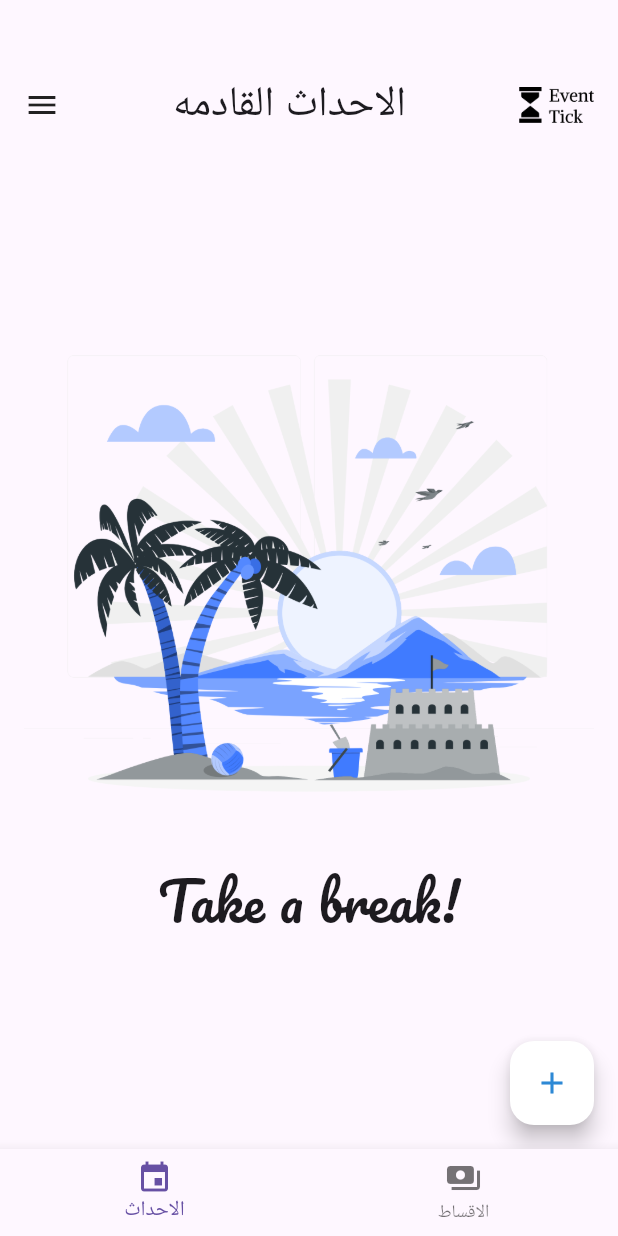
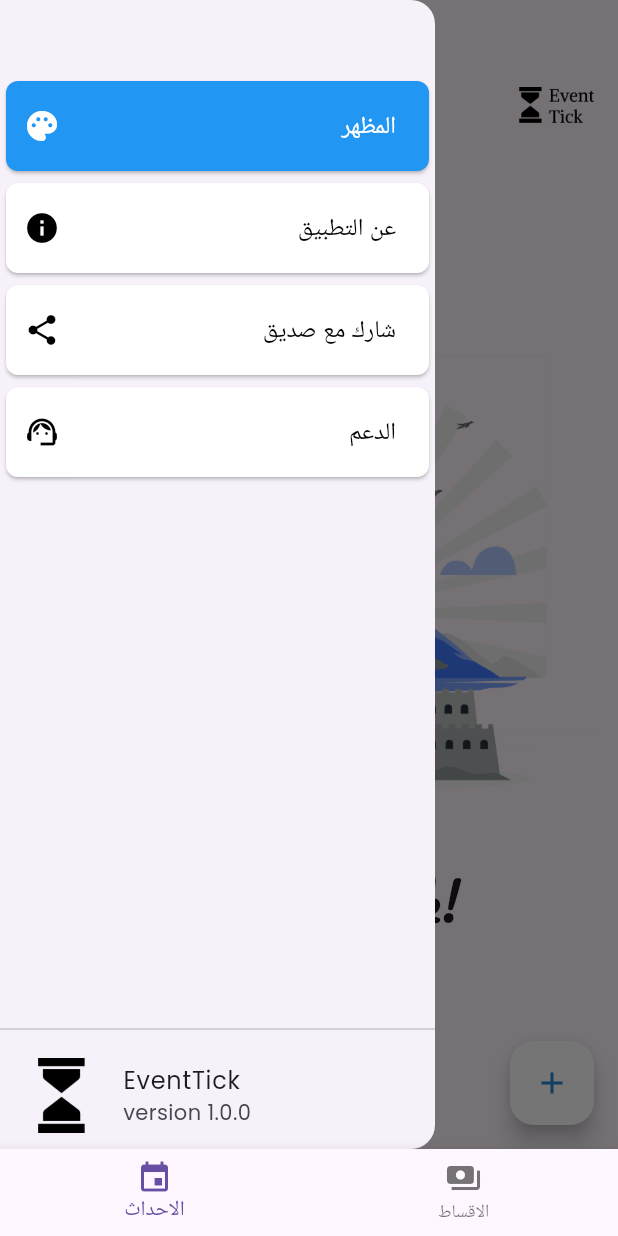
Before and after one commit to ALiyASSER0/EventCount, a Flutter app: the HomeView screen opened by its route, with the side drawer open (before the commit the screen has no drawer), on a phone screen of 412 x 824 dp. Run offline on Flutter 3.47's test engine with Material 3 defaults, Android fonts, the phone set to English and light mode, and no system bars; our stand-ins replace animated_text_kit, awesome_notifications, flutter_bloc, hive, hive_flutter, shared_preferences and 2 more; accounts and stored records are empty.

Commit message:
Drawer Navigation

```diff
--- a/lib/helpers/enums.dart
+++ b/lib/helpers/enums.dart
@@ -6,6 +6,7 @@ enum SharedKeys {
   phone,
   name,
   login,
+  colorOfTheme
 
 }
 
--- a/lib/routing/app_router.dart
+++ b/lib/routing/app_router.dart
@@ -1,11 +1,13 @@
 
 import 'package:event_count_downar/onboarding/onboarding_page.dart';
 import 'package:event_count_downar/routing/routes.dart';
+import 'package:event_count_downar/views/about_app.dart';
 import 'package:event_count_downar/views/add_note.dart';
 import 'package:event_count_downar/views/home_view.dart';
 import 'package:event_count_downar/views/installments_view.dart';
 import 'package:event_count_downar/views/notes_view.dart';
 import 'package:event_count_downar/views/splash_page.dart';
+import 'package:event_count_downar/views/theme_my_app.dart';
 import 'package:flutter/material.dart';
 
 Route<dynamic>? onGenerateRoute(RouteSettings routeSettings) {
@@ -18,16 +20,28 @@ Route<dynamic>? onGenerateRoute(RouteSettings routeSettings) {
           builder: (_) => const OnboardingPage(), settings: routeSettings);
     case Routes.homeView:
       return MaterialPageRoute(
-          builder: (_) =>  HomeView(), settings: routeSettings);
-    case Routes.noteView:
+          builder: (_) =>  const HomeView(), settings: routeSettings);
+    case Routes.noteViewWithCard1:
       return MaterialPageRoute(
-          builder: (_) => const NotesView(), settings: routeSettings);
+          builder: (_) =>  NotesView(color: "card1",), settings: routeSettings);
+    case Routes.noteViewWithCard2:
+      return MaterialPageRoute(
+          builder: (_) =>  NotesView(color: "card2",), settings: routeSettings);
+    case Routes.noteViewWithCard3:
+      return MaterialPageRoute(
+          builder: (_) =>  NotesView(color: "card3",), settings: routeSettings);
+    case Routes.myTheme:
+      return MaterialPageRoute(
+          builder: (_) =>  const ThemeMyApp(), settings: routeSettings);
     case Routes.installments:
       return MaterialPageRoute(
           builder: (_) => const InstallmentsView(), settings: routeSettings);
     case Routes.addEvent:
       return MaterialPageRoute(
           builder: (_) => const AddNote(), settings: routeSettings);
+    case Routes.aboutApp:
+      return MaterialPageRoute(
+          builder: (_) =>  AboutPage(), settings: routeSettings);
     default:
       return null;
   }
--- a/lib/routing/routes.dart
+++ b/lib/routing/routes.dart
@@ -2,7 +2,11 @@ class Routes {
   static const String splash = 'splash';
   static const String onboarding = 'onboarding';
   static const String homeView="HomeView";
-  static const String noteView="NoteView";
+  static const String noteViewWithCard1="NoteViewWithCard1";
+  static const String noteViewWithCard2="NoteViewWithCard2";
+  static const String noteViewWithCard3="NoteViewWithCard3";
+  static const String myTheme="MyTheme";
   static const String installments="Installments";
   static const String addEvent="EventDetails";
+  static const String aboutApp="AboutApp";
 }
--- a/lib/views/home_view.dart
+++ b/lib/views/home_view.dart
@@ -1,4 +1,5 @@
 import 'package:event_count_downar/views/installments_view.dart';
+import 'package:event_count_downar/views/my_drawer_list.dart';
 import 'package:event_count_downar/views/notes_view.dart';
 import 'package:flutter/material.dart';
 
@@ -11,7 +12,7 @@ class HomeView extends StatefulWidget {
 
 class _HomeViewState extends State<HomeView>
 {
-  List<Widget> screen = const [NotesView(), InstallmentsView()];
+  List<Widget> screen =  [NotesView(color: "card1",), const InstallmentsView()];
 
   int currentIndex = 0;
 
@@ -31,6 +32,7 @@ class _HomeViewState extends State<HomeView>
           BottomNavigationBarItem(icon: Icon(Icons.payments), label: "الاقساط"),
         ],
       ),
+
     );
   }
 }
--- /dev/null
+++ b/lib/views/my_drawer_list.dart
@@ -0,0 +1,95 @@
+import 'package:event_count_downar/routing/routes.dart';
+import 'package:flutter/material.dart';
+
+class MyDrawerList extends StatefulWidget {
+  const MyDrawerList({super.key});
+
+  @override
+  State<MyDrawerList> createState() => _MyDrawerListState();
+}
+
+class _MyDrawerListState extends State<MyDrawerList> {
+  var currentPage = DrawerSection.theme;
+
+  @override
+  Widget build(BuildContext context) {
+    return Container(
+      child: Column(
+        children: [
+          const SizedBox(
+            height: 50,
+          ),
+          menuItem(1, "المظهر", Icons.palette,
+              currentPage == DrawerSection.theme ? true : false),
+          menuItem(2, "عن التطبيق", Icons.info,
+              currentPage == DrawerSection.info ? true : false),
+          menuItem(3, "شارك مع صديق", Icons.share,
+              currentPage == DrawerSection.share ? true : false),
+          menuItem(4, "الدعم",Icons.support_agent,
+              currentPage == DrawerSection.support ? true : false),
+        const Spacer(),
+          const Divider(),
+        const ListTile(
+          leading:  Image(
+                  image: AssetImage("assets/images/black-logo.png"),
+                  height: 50,
+                  width: 50,
+                ),
+          title: Text("EventTick"),
+          subtitle: Text("version 1.0.0"),
+        )
+        ],
+      ),
+    );
+  }
+
+Widget menuItem(int id, String title, IconData icon, bool selected) {
+  return Card(
+    color: selected ? Colors.blue : Colors.white,
+    shape: RoundedRectangleBorder(
+      borderRadius: BorderRadius.circular(8),
+    ),
+    child: SizedBox(
+      height: 60,
+      child: InkWell(
+        onTap: () {
+          Navigator.pop(context);
+          setState(() {
+            if (id == 1) {
+              currentPage = DrawerSection.theme;
+              Navigator.pushNamed(context, Routes.myTheme);
+            } else if (id == 2) {
+              currentPage = DrawerSection.info;
+                Navigator.pushNamed(context, Routes.aboutApp);
+            } else if (id == 3) {
+              currentPage = DrawerSection.share;
+            }
+            else if (id == 4) {
+              currentPage = DrawerSection.support;
+            }
+          });
+        },
+        child: Padding(
+          padding: const EdgeInsets.symmetric(horizontal: 12),
+          child: Row(
+            children: [
+              Icon(icon, size: 24, color:selected ? Colors.white : Colors.black),
+              const Spacer(),
+              Text(
+                title,
+                style: TextStyle(color: selected ? Colors.white : Colors.black, fontSize: 16),
+              ),
+                const SizedBox(
+                  width:10
+                  )
+            ],
+          ),
+        ),
+      ),
+    ),
+  );
+}
+
+}
+
+enum DrawerSection { theme, info, share,support }
--- a/lib/views/notes_view.dart
+++ b/lib/views/notes_view.dart
@@ -1,11 +1,19 @@
 import 'package:event_count_downar/routing/routes.dart';
+import 'package:event_count_downar/views/my_drawer_list.dart';
 import 'package:event_count_downar/views/widgets/notes_widget/notes_view_body.dart';
 import 'package:flutter/material.dart';
 
 
-class NotesView extends StatelessWidget {
-  const NotesView({super.key});
+// ignore: must_be_immutable
+class NotesView extends StatefulWidget {
+     NotesView({super.key,required this.color});
+  String color;
 
+  @override
+  State<NotesView> createState() => _NotesViewState();
+}
+
+class _NotesViewState extends State<NotesView> {
   @override
   Widget build(BuildContext context) {
     return Scaffold(
@@ -18,7 +26,11 @@ class NotesView extends StatelessWidget {
           Navigator.pushNamed(context,Routes.addEvent);
         },
         child:const Icon(Icons.add)),
-      body: const NotesViewBody(),
+      body:  NotesViewBody(color:widget.color),
+      drawer: const Drawer(
+         width: 290,
+        child: MyDrawerList(),
+      ),
     );
   }
 }
--- a/lib/views/splash_page.dart
+++ b/lib/views/splash_page.dart
@@ -19,7 +19,7 @@ class _SplashPageState extends State<SplashPage> {
     Future.delayed(const Duration(seconds: 5), () {
       Shared.getBOOL(key: SharedKeys.islastOnBoarding) ? Navigator.pushNamedAndRemoveUntil(
         context,
-        Routes.homeView,
+        Routes.noteViewWithCard1,
         (route) => false,
 
       ):
--- a/lib/views/widgets/custem_widget/custem_app_bar.dart
+++ b/lib/views/widgets/custem_widget/custem_app_bar.dart
@@ -1,3 +1,4 @@
+import 'package:event_count_downar/views/my_drawer_list.dart';
 import 'package:flutter/material.dart';
 
 class CustomAppBar extends StatelessWidget {
@@ -12,7 +13,12 @@ class CustomAppBar extends StatelessWidget {
     return Row(
        mainAxisAlignment: MainAxisAlignment.spaceBetween,
       children: [
-        const Icon(Icons.menu),
+         IconButton(
+          icon: Icon(Icons.menu),
+          onPressed: () {
+            Scaffold.of(context).openDrawer(); // Opens the drawer
+          },
+        ),
         Text(
           title,
           style:  const TextStyle(fontSize: 28),
--- a/lib/views/widgets/installments_widget/installments_list_view.dart
+++ b/lib/views/widgets/installments_widget/installments_list_view.dart
@@ -39,7 +39,7 @@ class InstallmentsListView extends StatelessWidget {
               itemBuilder: (context, index) {
                 return Padding(
                   padding: const EdgeInsets.symmetric(vertical: 4),
-                  child: NoteItem(note: notes[index]),
+                  child: NoteItem(note: notes[index],color: "card1",),
                 );
               },
             ),
--- a/lib/views/widgets/notes_widget/notes_list_view.dart
+++ b/lib/views/widgets/notes_widget/notes_list_view.dart
@@ -5,9 +5,16 @@ import 'package:event_count_downar/views/widgets/custem_widget/custem_note_item.
 import 'package:flutter/material.dart';
 import 'package:flutter_bloc/flutter_bloc.dart';
 
-class NotesListView extends StatelessWidget {
-  const NotesListView({super.key});
+// ignore: must_be_immutable
+class NotesListView extends StatefulWidget {
+   NotesListView({super.key,required this.color});
+  String color;
 
+  @override
+  State<NotesListView> createState() => _NotesListViewState();
+}
+
+class _NotesListViewState extends State<NotesListView> {
   @override
   Widget build(BuildContext context) {
     return BlocBuilder<NotesCubit, NotesState>(
@@ -50,9 +57,10 @@ class NotesListView extends StatelessWidget {
                         action: SnackBarAction(
                           label: 'UNDO',
                           onPressed: () {
-                            BlocProvider.of<AddNoteCubit>(context).addNote(deletedNote);
-                            BlocProvider.of<NotesCubit>(context).fetchAllNotes();
-
+                            BlocProvider.of<AddNoteCubit>(context)
+                                .addNote(deletedNote);
+                            BlocProvider.of<NotesCubit>(context)
+                                .fetchAllNotes();
                           },
                         ),
                       ),
@@ -60,7 +68,7 @@ class NotesListView extends StatelessWidget {
                   },
                   child: Padding(
                     padding: const EdgeInsets.symmetric(vertical: 4),
-                    child: NoteItem(note: notes[index]),
+                    child: NoteItem(note: notes[index],color:widget.color),
                   ),
                 );
               },
--- a/lib/views/widgets/notes_widget/notes_view_body.dart
+++ b/lib/views/widgets/notes_widget/notes_view_body.dart
@@ -4,8 +4,10 @@ import 'package:event_count_downar/views/widgets/notes_widget/notes_list_view.da
 import 'package:flutter/material.dart';
 import 'package:flutter_bloc/flutter_bloc.dart';
 
+// ignore: must_be_immutable
 class NotesViewBody extends StatefulWidget {
-  const NotesViewBody({super.key});
+     NotesViewBody({super.key,required this.color});
+  String color;
 
   @override
   State<NotesViewBody> createState() => _NotesViewBodyState();
@@ -20,18 +22,18 @@ class _NotesViewBodyState extends State<NotesViewBody> {
 
   @override
   Widget build(BuildContext context) {
-    return const Padding(
-      padding: EdgeInsets.symmetric(horizontal: 16),
+    return Padding(
+      padding: const EdgeInsets.symmetric(horizontal: 16),
       child: Column(
         children: [
-          SizedBox(
+          const SizedBox(
             height: 45,
           ),
-          CustomAppBar(
+          const CustomAppBar(
             title: 'الاحداث القادمه',
           image:  AssetImage("assets/images/mlogo.png"),
           ),
-          Expanded(child: NotesListView()),
+          Expanded(child: NotesListView(color:widget.color)),
 
         ],
       ),
```
Also changed, not shown: lib/onboarding/onboarding_page.dart (+10 -3 lines), lib/views/about_app.dart (added, +116 -0 lines), lib/views/theme_my_app.dart (added, +238 -0 lines), lib/views/widgets/custem_widget/custem_note_item.dart (+31 -20 lines), assets/images/card2.png (added), assets/images/card3.png (added).
